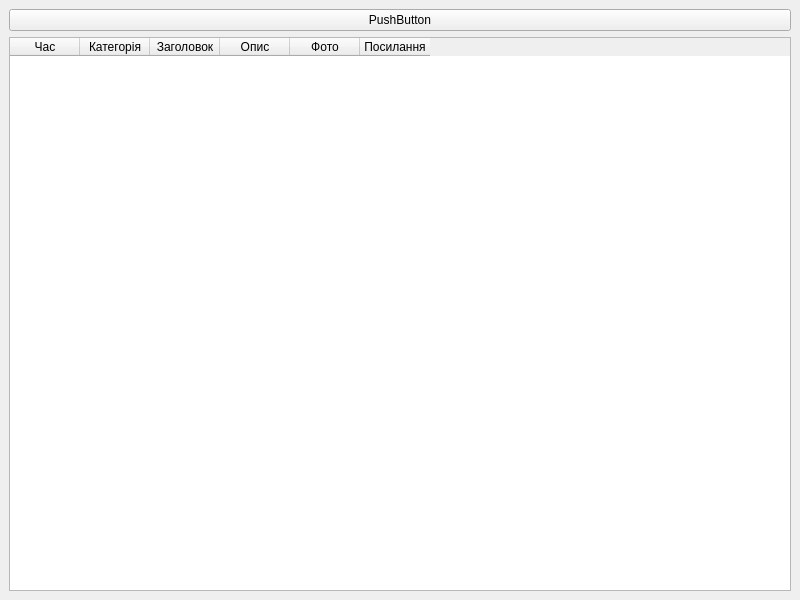
Before: the Qt Designer form mainwindow.ui in Levanori/RSS-feed-reader, drawn with Qt 5.
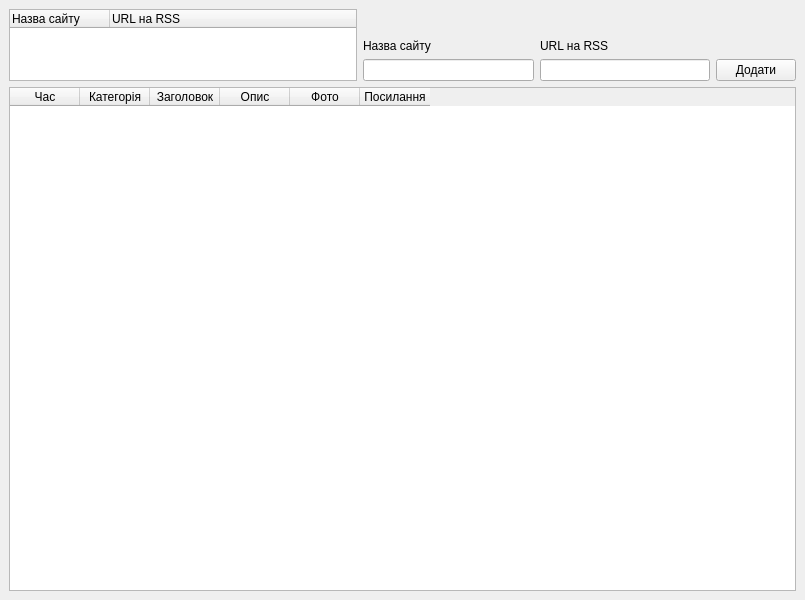
After: the same form once the commit is applied.

Patch:
```diff
--- a/mainwindow.ui
+++ b/mainwindow.ui
@@ -6,7 +6,7 @@
    <rect>
     <x>0</x>
     <y>0</y>
-    <width>800</width>
+    <width>805</width>
     <height>600</height>
    </rect>
   </property>
@@ -14,13 +14,112 @@
    <string>MainWindow</string>
   </property>
   <widget class="QWidget" name="centralwidget">
-   <layout class="QVBoxLayout" name="verticalLayout">
+   <layout class="QVBoxLayout" name="verticalLayout_4" stretch="1,7">
     <item>
-     <widget class="QPushButton" name="pushButton">
-      <property name="text">
-       <string>PushButton</string>
-      </property>
-     </widget>
+     <layout class="QHBoxLayout" name="horizontalLayout_2">
+      <item>
+       <widget class="QTreeWidget" name="treeWidgetOfRSS">
+        <property name="columnCount">
+         <number>2</number>
+        </property>
+        <column>
+         <property name="text">
+          <string>Назва сайту</string>
+         </property>
+        </column>
+        <column>
+         <property name="text">
+          <string>URL на RSS</string>
+         </property>
+        </column>
+       </widget>
+      </item>
+      <item>
+       <layout class="QHBoxLayout" name="horizontalLayout">
+        <property name="bottomMargin">
+         <number>0</number>
+        </property>
+        <item>
+         <layout class="QVBoxLayout" name="verticalLayout">
+          <item>
+           <spacer name="verticalSpacer_2">
+            <property name="orientation">
+             <enum>Qt::Orientation::Vertical</enum>
+            </property>
+            <property name="sizeHint" stdset="0">
+             <size>
+              <width>20</width>
+              <height>40</height>
+             </size>
+            </property>
+           </spacer>
+          </item>
+          <item>
+           <widget class="QLabel" name="label">
+            <property name="text">
+             <string>Назва сайту</string>
+            </property>
+           </widget>
+          </item>
+          <item>
+           <widget class="QLineEdit" name="lineEditNameOfSite"/>
+          </item>
+         </layout>
+        </item>
+        <item>
+         <layout class="QVBoxLayout" name="verticalLayout_2">
+          <item>
+           <spacer name="verticalSpacer_3">
+            <property name="orientation">
+             <enum>Qt::Orientation::Vertical</enum>
+            </property>
+            <property name="sizeHint" stdset="0">
+             <size>
+              <width>20</width>
+              <height>40</height>
+             </size>
+            </property>
+           </spacer>
+          </item>
+          <item>
+           <widget class="QLabel" name="label_2">
+            <property name="text">
+             <string>URL на RSS</string>
+            </property>
+           </widget>
+          </item>
+          <item>
+           <widget class="QLineEdit" name="lineEditUrl"/>
+          </item>
+         </layout>
+        </item>
+       </layout>
+      </item>
+      <item>
+       <layout class="QVBoxLayout" name="verticalLayout_3">
+        <item>
+         <spacer name="verticalSpacer">
+          <property name="orientation">
+           <enum>Qt::Orientation::Vertical</enum>
+          </property>
+          <property name="sizeHint" stdset="0">
+           <size>
+            <width>18</width>
+            <height>18</height>
+           </size>
+          </property>
+         </spacer>
+        </item>
+        <item>
+         <widget class="QPushButton" name="pushButtonAddRSS">
+          <property name="text">
+           <string>Додати</string>
+          </property>
+         </widget>
+        </item>
+       </layout>
+      </item>
+     </layout>
     </item>
     <item>
      <widget class="QTableWidget" name="NewsTextTable">
```
